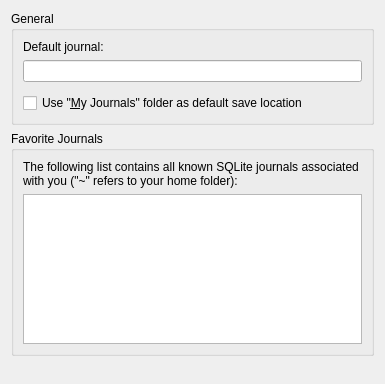
pwizard2/robojournal, file ui/configurationsqlite.ui: the form before one commit.
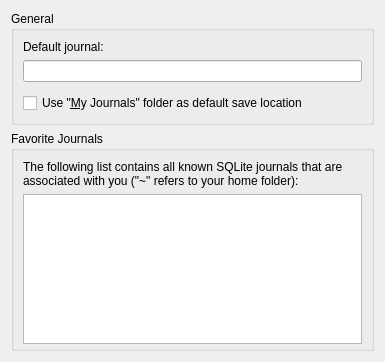
The form after the commit.

Commit message: got mysqldump code working with Windows 7

The edit to the form file:
```diff
--- a/ui/configurationsqlite.ui
+++ b/ui/configurationsqlite.ui
@@ -7,7 +7,7 @@
     <x>0</x>
     <y>0</y>
     <width>385</width>
-    <height>384</height>
+    <height>362</height>
    </rect>
   </property>
   <property name="windowTitle">
@@ -69,7 +69,7 @@
       <item>
        <widget class="QLabel" name="label_5">
         <property name="text">
-         <string>&lt;html&gt;&lt;head/&gt;&lt;body&gt;&lt;p&gt;The following list contains all known SQLite journals associated with you (&amp;quot;~&amp;quot; refers to your home folder):&lt;/p&gt;&lt;/body&gt;&lt;/html&gt;</string>
+         <string>&lt;p&gt;The following list contains all known SQLite journals that are associated with you (&amp;quot;~&amp;quot; refers to your home folder):&lt;/p&gt;</string>
         </property>
         <property name="wordWrap">
          <bool>true</bool>
```
The commit also changes 4 other files.
